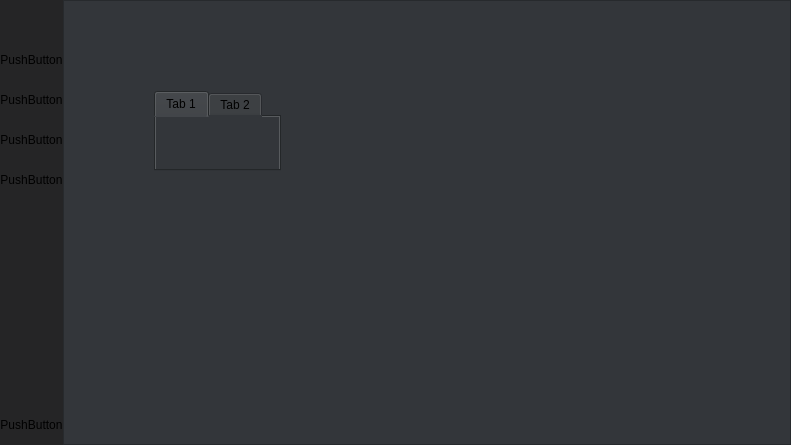
This is gui/ui_main.ui in Kitazaki-Hinata/Macro_Dashboard as Qt 5 draws it before an edit. The edited form follows.
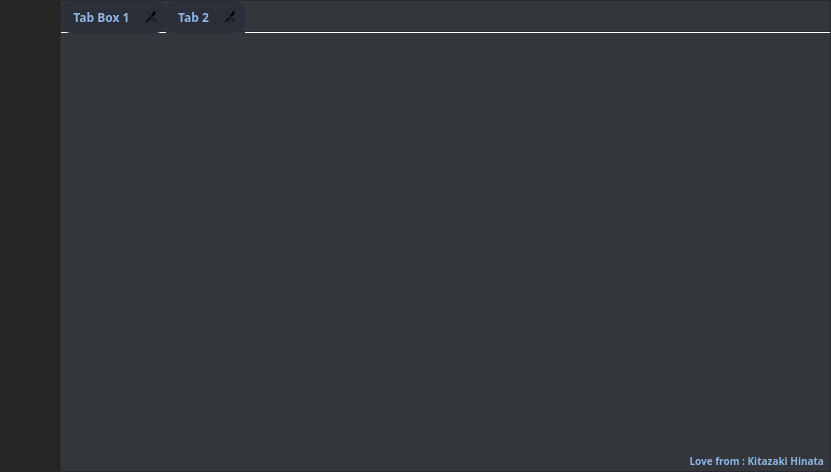
This is the edited form. Icons and pictures are not drawn.

The edit to the form file:
```diff
--- a/gui/ui_main.ui
+++ b/gui/ui_main.ui
@@ -6,8 +6,8 @@
    <rect>
     <x>0</x>
     <y>0</y>
-    <width>791</width>
-    <height>445</height>
+    <width>831</width>
+    <height>472</height>
    </rect>
   </property>
   <property name="windowTitle">
@@ -17,6 +17,9 @@
    <string notr="true">background-color : #33363a;</string>
   </property>
   <widget class="QWidget" name="style_sheet">
+   <property name="styleSheet">
+    <string notr="true"/>
+   </property>
    <layout class="QHBoxLayout" name="horizontalLayout_2">
     <property name="spacing">
      <number>0</number>
@@ -35,6 +38,9 @@
     </property>
     <item>
      <widget class="QWidget" name="self_sized_main_widget" native="true">
+      <property name="styleSheet">
+       <string notr="true"/>
+      </property>
       <layout class="QHBoxLayout" name="horizontalLayout">
        <property name="spacing">
         <number>0</number>
@@ -78,6 +84,14 @@
 	margin :0;
 	border :0;
 }
+
+QPushButton:pressed{
+	background-color : #90b6e7;
+	border-radius : 0;
+	margin :0;
+	border :0;
+}
+
 </string>
            </property>
            <property name="lineWidth">
@@ -129,8 +143,13 @@
                 <height>40</height>
                </size>
               </property>
+              <property name="styleSheet">
+               <string notr="true">background-image: url(./assets/svg/one.svg);
+background-position : center;
+background-repeat : no-repeat;</string>
+              </property>
               <property name="text">
-               <string>PushButton</string>
+               <string/>
               </property>
              </widget>
             </item>
@@ -148,8 +167,13 @@
                 <height>40</height>
                </size>
               </property>
+              <property name="styleSheet">
+               <string notr="true">background-image: url(./assets/svg/four.svg);
+background-position : center;
+background-repeat : no-repeat;</string>
+              </property>
               <property name="text">
-               <string>PushButton</string>
+               <string/>
               </property>
              </widget>
             </item>
@@ -163,12 +187,17 @@
               </property>
               <property name="maximumSize">
                <size>
-                <width>70</width>
+                <width>60</width>
                 <height>40</height>
                </size>
               </property>
+              <property name="styleSheet">
+               <string notr="true">background-image: url(./assets/svg/table.svg);
+background-position : center;
+background-repeat : no-repeat;</string>
+              </property>
               <property name="text">
-               <string>PushButton</string>
+               <string/>
               </property>
              </widget>
             </item>
@@ -176,18 +205,24 @@
              <widget class="QPushButton" name="note_btn">
               <property name="minimumSize">
                <size>
-                <width>50</width>
+                <width>60</width>
                 <height>40</height>
                </size>
               </property>
               <property name="maximumSize">
                <size>
-                <width>70</width>
+                <width>60</width>
                 <height>40</height>
                </size>
               </property>
+              <property name="styleSheet">
+               <string notr="true">background-image: url(./assets/svg/notebtn2.svg);
+background-position : center;
+background-repeat : no-repeat;
+</string>
+              </property>
               <property name="text">
-               <string>PushButton</string>
+               <string/>
               </property>
              </widget>
             </item>
@@ -218,11 +253,33 @@
                 <height>40</height>
                </size>
               </property>
+              <property name="styleSheet">
+               <string notr="true">background-image: url(./assets/svg/settings.svg);
+background-position : center;
+background-repeat : no-repeat;
+</string>
+              </property>
               <property name="text">
-               <string>PushButton</string>
+               <string/>
               </property>
              </widget>
             </item>
+            <item>
+             <spacer name="verticalSpacer_2">
+              <property name="orientation">
+               <enum>Qt::Orientation::Vertical</enum>
+              </property>
+              <property name="sizeType">
+               <enum>QSizePolicy::Policy::Fixed</enum>
+              </property>
+              <property name="sizeHint" stdset="0">
+               <size>
+                <width>20</width>
+                <height>20</height>
+               </size>
+              </property>
+             </spacer>
+            </item>
            </layout>
           </widget>
          </item>
@@ -254,41 +311,142 @@
           </property>
           <item>
            <widget class="QStackedWidget" name="stackedWidget">
-            <property name="lineWidth">
-             <number>0</number>
-            </property>
             <property name="currentIndex">
              <number>0</number>
             </property>
-            <widget class="QWidget" name="one_chart_interface">
+            <widget class="QWidget" name="page_one_container">
+             <property name="sizePolicy">
+              <sizepolicy hsizetype="Expanding" vsizetype="Expanding">
+               <horstretch>0</horstretch>
+               <verstretch>0</verstretch>
+              </sizepolicy>
+             </property>
              <property name="styleSheet">
-              <string notr="true"/>
+              <string notr="true">background-color: #2a2f39;</string>
              </property>
-             <widget class="QTabWidget" name="tabWidget">
-              <property name="geometry">
-               <rect>
-                <x>90</x>
-                <y>90</y>
-                <width>127</width>
-                <height>80</height>
-               </rect>
+             <layout class="QVBoxLayout" name="verticalLayout_4">
+              <property name="spacing">
+               <number>0</number>
               </property>
-              <property name="currentIndex">
+              <property name="leftMargin">
                <number>0</number>
               </property>
-              <widget class="QWidget" name="tab_5">
-               <attribute name="title">
-                <string>Tab 1</string>
-               </attribute>
-              </widget>
-              <widget class="QWidget" name="tab_6">
-               <attribute name="title">
-                <string>Tab 2</string>
-               </attribute>
-              </widget>
-             </widget>
+              <property name="topMargin">
+               <number>0</number>
+              </property>
+              <property name="rightMargin">
+               <number>0</number>
+              </property>
+              <property name="bottomMargin">
+               <number>0</number>
+              </property>
+              <item>
+               <widget class="QTabWidget" name="tabWidget">
+                <property name="font">
+                 <font>
+                  <family>Comfortaa</family>
+                  <bold>true</bold>
+                 </font>
+                </property>
+                <property name="styleSheet">
+                 <string notr="true">* {
+	background-color : #33363a;
+	font-family : &quot;Comfortaa&quot;;
+	border : 0;
+}
+
+QTabBar::tab {
+    background-color: #2a2f39;
+	color: #90b6e7;
+    padding: 6px 12px;
+	border-radius : 10px;
+}
+
+QTabBar::tab:hover {
+    background-color: #90b6e7;
+    color: #252526;
+	border-radius : 0;
+	border-radius : 10px;
+}
+
+QTabWidget::pane{
+	
+}</string>
+                </property>
+                <property name="tabPosition">
+                 <enum>QTabWidget::TabPosition::North</enum>
+                </property>
+                <property name="tabShape">
+                 <enum>QTabWidget::TabShape::Rounded</enum>
+                </property>
+                <property name="currentIndex">
+                 <number>1</number>
+                </property>
+                <property name="iconSize">
+                 <size>
+                  <width>30</width>
+                  <height>10</height>
+                 </size>
+                </property>
+                <property name="elideMode">
+                 <enum>Qt::TextElideMode::ElideNone</enum>
+                </property>
+                <property name="usesScrollButtons">
+                 <bool>true</bool>
+                </property>
+                <property name="documentMode">
+                 <bool>true</bool>
+                </property>
+                <property name="tabsClosable">
+                 <bool>true</bool>
+                </property>
+                <property name="movable">
+                 <bool>true</bool>
+                </property>
+                <property name="tabBarAutoHide">
+                 <bool>false</bool>
+                </property>
+                <widget class="QWidget" name="tab">
+                 <attribute name="title">
+                  <string>Tab Box 1</string>
+                 </attribute>
+                </widget>
+                <widget class="QWidget" name="tab_2">
+                 <attribute name="title">
+                  <string>Tab 2</string>
+                 </attribute>
+                </widget>
+               </widget>
+              </item>
+             </layout>
             </widget>
-            <widget class="QWidget" name="four_chart_interface"/>
+            <widget class="QWidget" name="page_four_container">
+             <layout class="QVBoxLayout" name="verticalLayout_3"/>
+            </widget>
+           </widget>
+          </item>
+          <item>
+           <widget class="QLabel" name="author_name">
+            <property name="font">
+             <font>
+              <family>Comfortaa</family>
+              <pointsize>-1</pointsize>
+              <bold>true</bold>
+             </font>
+            </property>
+            <property name="styleSheet">
+             <string notr="true">color:#90b6e7;
+font-family:&quot;Comfortaa&quot;;
+padding:3px;
+border: 0;
+font-size:10px;</string>
+            </property>
+            <property name="text">
+             <string>Love from : Kitazaki Hinata</string>
+            </property>
+            <property name="alignment">
+             <set>Qt::AlignmentFlag::AlignRight|Qt::AlignmentFlag::AlignTrailing|Qt::AlignmentFlag::AlignVCenter</set>
+            </property>
            </widget>
           </item>
          </layout>
```
Left out of the diff: 9 changed lines with no effect on the pictures.
